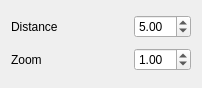
Before: the Qt Designer form src/widgets/PinholeCameraParameterWidget.ui in tkadauke/raytracer, drawn with Qt 5.
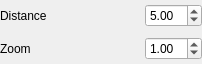
After: the same form once the commit is applied.

Commit message: Improved UI of sidebar in SceneBrowser

```diff
--- a/src/widgets/PinholeCameraParameterWidget.ui
+++ b/src/widgets/PinholeCameraParameterWidget.ui
@@ -7,13 +7,16 @@
     <x>0</x>
     <y>0</y>
     <width>202</width>
-    <height>88</height>
+    <height>64</height>
    </rect>
   </property>
   <property name="windowTitle">
    <string>Form</string>
   </property>
   <layout class="QVBoxLayout" name="verticalLayout">
+   <property name="margin">
+    <number>0</number>
+   </property>
    <item>
     <layout class="QHBoxLayout" name="horizontalLayout">
      <item>
```
The commit also changes 6 other files.
